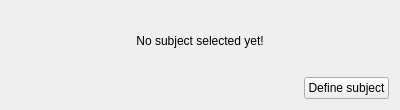
Above: GUI/subject_details_no_details.ui from Couso99/EEG-Environment before the change. Below: the same form after it.
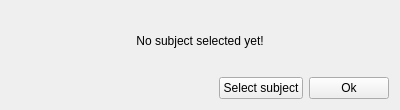
That is the form after the change.

The edit to the form file:
```diff
--- a/GUI/subject_details_no_details.ui
+++ b/GUI/subject_details_no_details.ui
@@ -42,7 +42,14 @@
      <item>
       <widget class="QPushButton" name="definePersonButton">
        <property name="text">
-        <string>Define subject</string>
+        <string>Select subject</string>
+       </property>
+      </widget>
+     </item>
+     <item>
+      <widget class="QPushButton" name="okButton">
+       <property name="text">
+        <string>Ok</string>
        </property>
       </widget>
      </item>
```
